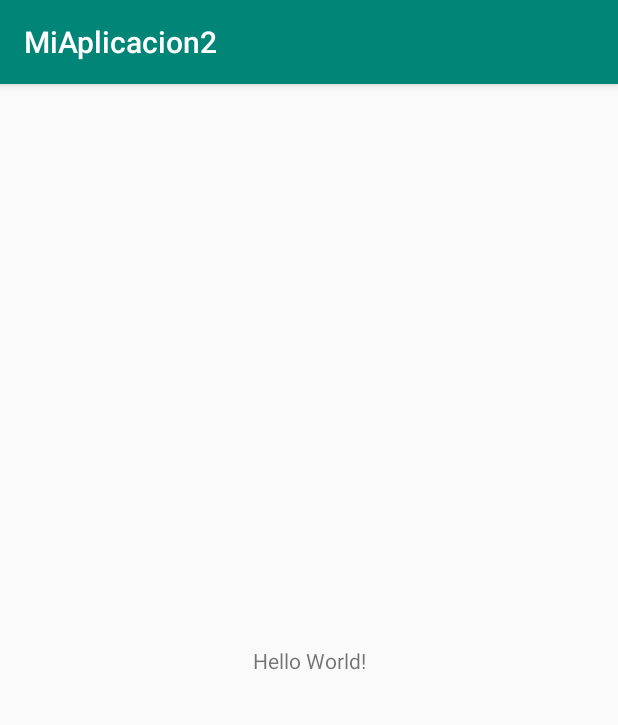
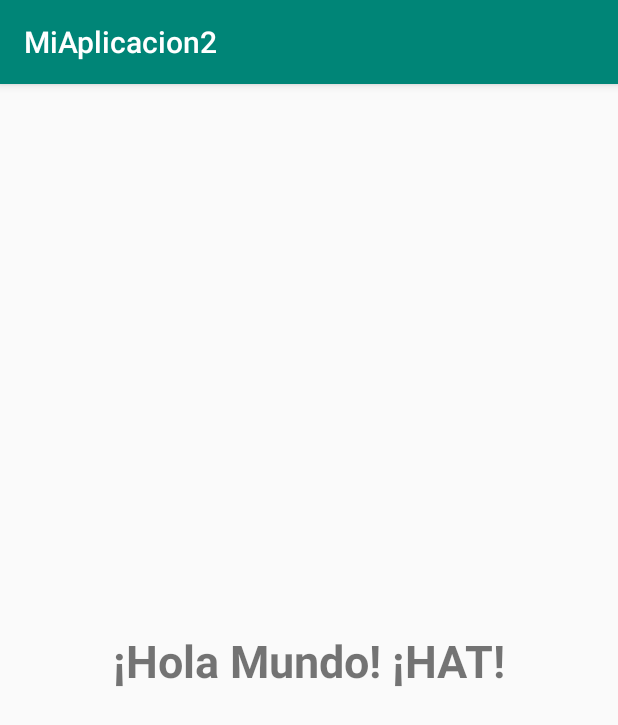
Before and after one commit to Ramon1111/Temas-Selectos-de-Programacion-1, an Android app: the screen it shows after launch (MainActivity), on a phone screen of 412 x 824 dp. Shown: the top 725 px of the screen. Run offline under Robolectric (Android 15) with nearby library versions, the phone set to English and light mode, and no system bars.

Commit message:
[FIX] Text Size, Design and new tag

```diff
--- a/MiAplicacion2/app/src/main/res/layout/activity_main.xml
+++ b/MiAplicacion2/app/src/main/res/layout/activity_main.xml
@@ -9,10 +9,16 @@
     <TextView
         android:layout_width="wrap_content"
         android:layout_height="wrap_content"
-        android:text="Hello World!"
+        android:text="¡Hola Mundo! ¡HAT!"
+        android:textSize="30dp"
+        android:textStyle="bold"
         app:layout_constraintBottom_toBottomOf="parent"
         app:layout_constraintLeft_toLeftOf="parent"
         app:layout_constraintRight_toRightOf="parent"
         app:layout_constraintTop_toTopOf="parent" />
 
+    <TextView
+        android:layout_width="match_parent"
+        android:layout_height="wrap_content"/>
+
 </androidx.constraintlayout.widget.ConstraintLayout>
```
